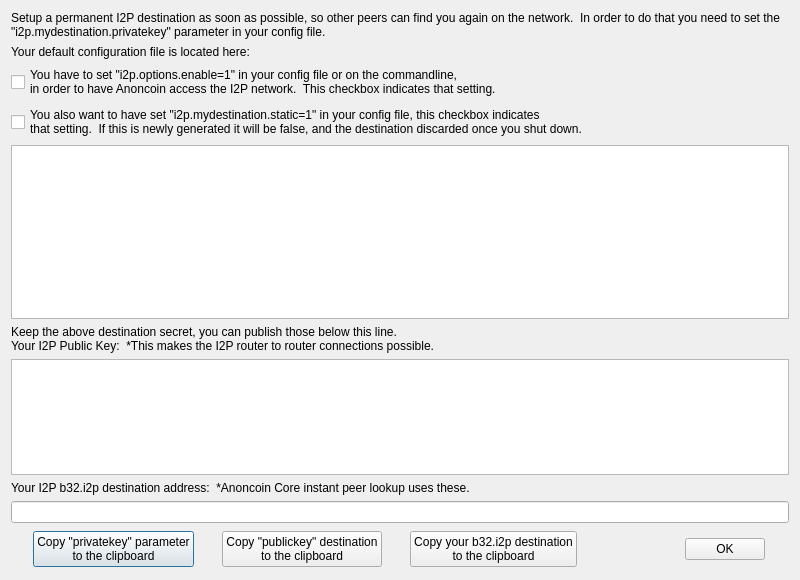
First picture: the form in src/qt/forms/i2pshowaddresses.ui, repository Anoncoin/anoncoin, before the edit.
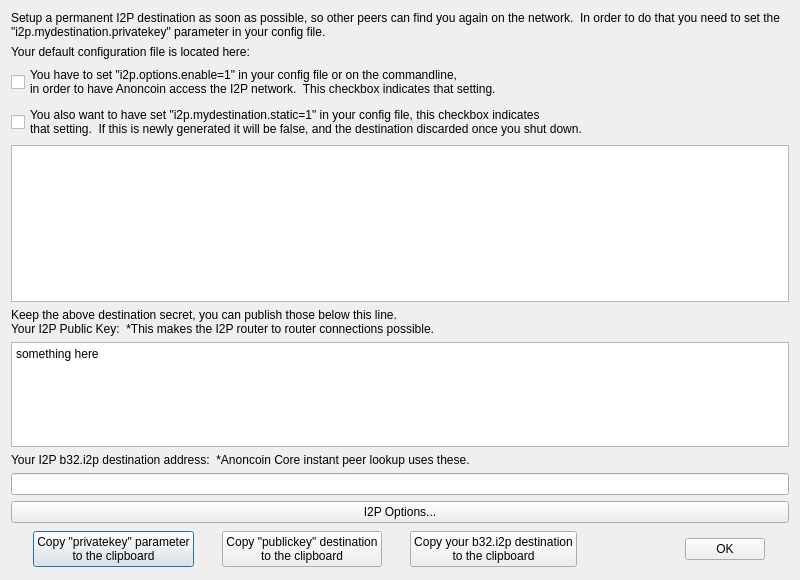
Second picture: the form after the edit.

Patch:
```diff
--- a/src/qt/forms/i2pshowaddresses.ui
+++ b/src/qt/forms/i2pshowaddresses.ui
@@ -103,6 +103,9 @@
      <property name="readOnly">
       <bool>true</bool>
      </property>
+     <property name="plainText">
+      <string>something here</string>
+     </property>
     </widget>
    </item>
    <item>
@@ -122,6 +125,17 @@
      </property>
     </widget>
    </item>
+   <item>
+    <layout class="QHBoxLayout" name="horizontalLayout_3">
+     <item>
+      <widget class="QPushButton" name="i2pOptions">
+       <property name="text">
+        <string>I2P Options...</string>
+       </property>
+      </widget>
+     </item>
+    </layout>
+   </item>
    <item>
     <layout class="QHBoxLayout" name="horizontalLayout">
      <item>
```
